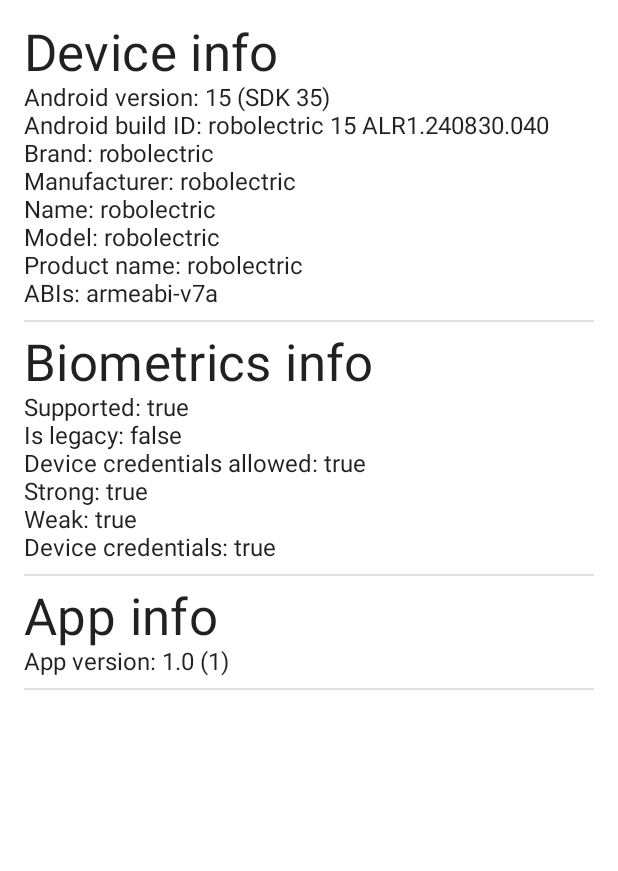
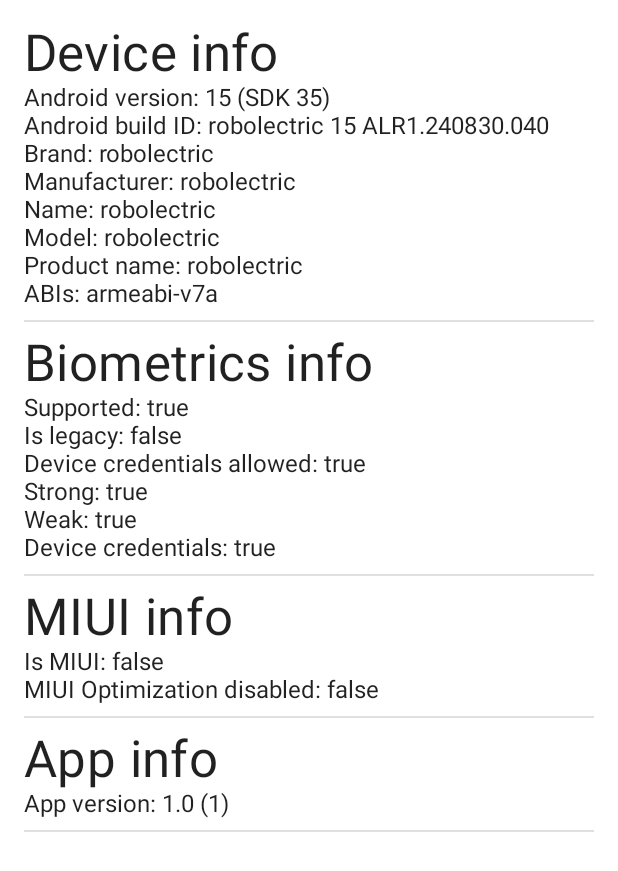
Before and after one commit to arkon/android-system-info-dumper, an Android app built with Jetpack Compose: the screen it shows after launch (MainActivity), on a phone screen of 412 x 824 dp. Shown: the top 871 px of the screen. Run offline under Robolectric (Android 15) with nearby library versions, the phone set to English and light mode, and no system bars.

Commit message:
Add MIUI info

```diff
--- a/app/src/main/java/me/echeung/systeminfodumper/MainActivity.kt
+++ b/app/src/main/java/me/echeung/systeminfodumper/MainActivity.kt
@@ -21,6 +21,7 @@ import androidx.compose.ui.platform.LocalContext
 import androidx.compose.ui.unit.dp
 import me.echeung.systeminfodumper.data.AuthenticatorUtil
 import me.echeung.systeminfodumper.data.DeviceInfo
+import me.echeung.systeminfodumper.data.MiuiUtil
 import me.echeung.systeminfodumper.ui.theme.AppTheme
 
 class MainActivity : ComponentActivity() {
@@ -51,6 +52,8 @@ fun SystemInfo() {
 
         systemInfoSection("Biometrics info") { Text(AuthenticatorUtil.getInfo(context)) }
 
+        systemInfoSection("MIUI info") { Text(MiuiUtil.getMiuiInfo()) }
+
         systemInfoSection("App info") { Text(DeviceInfo.getAppInfo()) }
     }
 }
--- /dev/null
+++ b/app/src/main/java/me/echeung/systeminfodumper/data/MiuiUtil.kt
@@ -0,0 +1,45 @@
+package me.echeung.systeminfodumper.data
+
+import android.annotation.SuppressLint
+import android.util.Log
+
+object MiuiUtil {
+
+    fun getMiuiInfo(): String {
+        return """
+            Is MIUI: ${isMiui()}
+            MIUI Optimization disabled: ${isMiuiOptimizationDisabled()}
+        """.trimIndent()
+    }
+
+    private fun isMiui(): Boolean {
+        return getSystemProperty("ro.miui.ui.version.name")?.isNotEmpty() ?: false
+    }
+
+    @SuppressLint("PrivateApi")
+    private fun isMiuiOptimizationDisabled(): Boolean {
+        if ("0" == getSystemProperty("persist.sys.miui_optimization")) {
+            return true
+        }
+
+        return try {
+            Class.forName("android.miui.AppOpsUtils")
+                .getDeclaredMethod("isXOptMode")
+                .invoke(null) as Boolean
+        } catch (e: Exception) {
+            false
+        }
+    }
+
+    @SuppressLint("PrivateApi")
+    private fun getSystemProperty(key: String?): String? {
+        return try {
+            Class.forName("android.os.SystemProperties")
+                .getDeclaredMethod("get", String::class.java)
+                .invoke(null, key) as String
+        } catch (e: Exception) {
+            Log.w(MiuiUtil.javaClass.simpleName, e)
+            null
+        }
+    }
+}
--- a/build.gradle
+++ b/build.gradle
@@ -8,7 +8,7 @@ buildscript {
         mavenCentral()
     }
     dependencies {
-        classpath "com.android.tools.build:gradle:7.1.0-alpha02"
+        classpath 'com.android.tools.build:gradle:7.1.0-alpha03'
         classpath "org.jetbrains.kotlin:kotlin-gradle-plugin:$kotlin_version"
     }
 }
```
